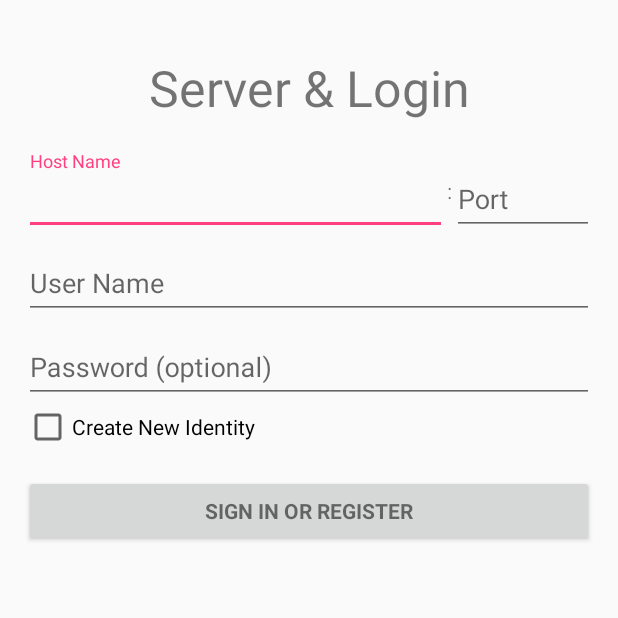
After one commit to Jack-Q/messenger, an Android app: the LoginActivity screen opened directly, with no data from a screen before it, on a phone screen of 412 x 824 dp, the top half of it. The commit adds this screen. Run offline under Robolectric (Android 15) with nearby library versions, the phone set to English and light mode, and no system bars; 4 statements that could not run were skipped.

Commit message:
add login activity

```diff
--- /dev/null
+++ b/android/app/src/main/res/layout/activity_login.xml
@@ -0,0 +1,132 @@
+<LinearLayout xmlns:android="http://schemas.android.com/apk/res/android"
+    xmlns:tools="http://schemas.android.com/tools"
+    android:layout_width="match_parent"
+    android:layout_height="match_parent"
+    android:gravity="center_horizontal"
+    android:orientation="vertical"
+    android:paddingBottom="@dimen/activity_vertical_margin"
+    android:paddingLeft="@dimen/activity_horizontal_margin"
+    android:paddingRight="@dimen/activity_horizontal_margin"
+    android:paddingTop="@dimen/activity_vertical_margin"
+    tools:context="cn.jackq.messenger.ui.LoginActivity">
+
+    <!-- Login progress -->
+    <TextView
+        android:id="@+id/textView"
+        android:layout_width="match_parent"
+        android:layout_height="wrap_content"
+        android:textAlignment="center"
+        android:textSize="33sp"
+        android:layout_margin="20dp"
+        android:text="Server &amp; Login" />
+
+    <ProgressBar
+        android:id="@+id/login_progress"
+        style="?android:attr/progressBarStyleLarge"
+        android:layout_width="wrap_content"
+        android:layout_height="wrap_content"
+        android:layout_marginBottom="8dp"
+        android:visibility="gone" />
+
+    <ScrollView
+        android:id="@+id/login_form"
+        android:layout_width="match_parent"
+        android:layout_height="match_parent">
+
+        <LinearLayout
+            android:id="@+id/email_login_form"
+            android:layout_width="match_parent"
+            android:layout_height="wrap_content"
+            android:orientation="vertical">
+
+            <LinearLayout
+                android:layout_width="match_parent"
+                android:layout_height="wrap_content"
+                android:orientation="horizontal">
+
+                <android.support.design.widget.TextInputLayout
+                    android:layout_width="0dp"
+                    android:layout_weight="3"
+                    android:layout_height="wrap_content">
+
+                    <AutoCompleteTextView
+                        android:id="@+id/host"
+                        android:layout_width="match_parent"
+                        android:layout_height="wrap_content"
+                        android:hint="Host Name"
+                        android:inputType="text"
+                        android:maxLines="1"
+                        android:singleLine="true" />
+
+                </android.support.design.widget.TextInputLayout>
+
+                <TextView
+                    android:layout_width="wrap_content"
+                    android:layout_height="wrap_content" android:text=":" android:layout_gravity="bottom" android:layout_marginBottom="10dp"/>
+
+                <android.support.design.widget.TextInputLayout
+                    android:layout_width="0dp"
+                    android:layout_weight="1"
+                    android:layout_height="wrap_content">
+                    <AutoCompleteTextView
+                        android:id="@+id/port"
+                        android:layout_width="match_parent"
+                        android:layout_height="wrap_content"
+                        android:hint="Port"
+                        android:inputType="number"
+                        android:maxLines="1"
+                        android:singleLine="true" />
+                </android.support.design.widget.TextInputLayout>
+            </LinearLayout>
+
+            <android.support.design.widget.TextInputLayout
+                android:layout_width="match_parent"
+                android:layout_height="wrap_content">
+
+                <AutoCompleteTextView
+                    android:id="@+id/user_name"
+                    android:layout_width="match_parent"
+                    android:layout_height="wrap_content"
+                    android:hint="User Name"
+                    android:inputType="text"
+                    android:maxLines="1"
+                    android:singleLine="true" />
+
+            </android.support.design.widget.TextInputLayout>
+
+            <android.support.design.widget.TextInputLayout
+                android:layout_width="match_parent"
+                android:layout_height="wrap_content">
+
+                <EditText
+                    android:id="@+id/password"
+                    android:layout_width="match_parent"
+                    android:layout_height="wrap_content"
+                    android:hint="@string/prompt_password"
+                    android:imeActionId="@+id/login"
+                    android:imeActionLabel="@string/action_sign_in_short"
+                    android:imeOptions="actionUnspecified"
+                    android:inputType="textPassword"
+                    android:maxLines="1"
+                    android:singleLine="true" />
+
+            </android.support.design.widget.TextInputLayout>
+
+            <CheckBox
+                android:id="@+id/is_create_new"
+                android:layout_width="match_parent"
+                android:layout_height="wrap_content"
+                android:text="Create New Identity" />
+
+            <Button
+                android:id="@+id/email_sign_in_button"
+                style="?android:textAppearanceSmall"
+                android:layout_width="match_parent"
+                android:layout_height="wrap_content"
+                android:layout_marginTop="16dp"
+                android:text="@string/action_sign_in"
+                android:textStyle="bold" />
+
+        </LinearLayout>
+    </ScrollView>
+</LinearLayout>
--- a/android/app/src/main/res/values/strings.xml
+++ b/android/app/src/main/res/values/strings.xml
@@ -8,4 +8,18 @@
     <string name="dummy_button">hang up</string>
     <string name="dummy_content">DUMMY\nCONTENT</string>
     <string name="main_service_description">Main Service for Messenger to exchange data and control audio</string>
+    <string name="title_activity_login">Sign in</string>
+
+    <!-- Strings related to login -->
+    <string name="prompt_email">Email</string>
+    <string name="prompt_password">Password (optional)</string>
+    <string name="action_sign_in">Sign in or register</string>
+    <string name="action_sign_in_short">Sign in</string>
+    <string name="error_invalid_email">This email address is invalid</string>
+    <string name="error_invalid_password">This password is too short</string>
+    <string name="error_incorrect_password">This password is incorrect</string>
+    <string name="error_field_required">This field is required</string>
+    <string name="permission_rationale">"Contacts permissions are needed for providing email
+        completions."
+    </string>
 </resources>
```
Also changed, not shown: android/app/src/main/AndroidManifest.xml (+12 -2 lines), android/app/src/main/java/cn/jackq/messenger/service/MainService.java (+30 -7 lines), android/app/src/main/java/cn/jackq/messenger/ui/AbstractMessengerActivity.java (+25 -1 lines), android/app/src/main/java/cn/jackq/messenger/ui/LoginActivity.java (added, +202 -0 lines).
